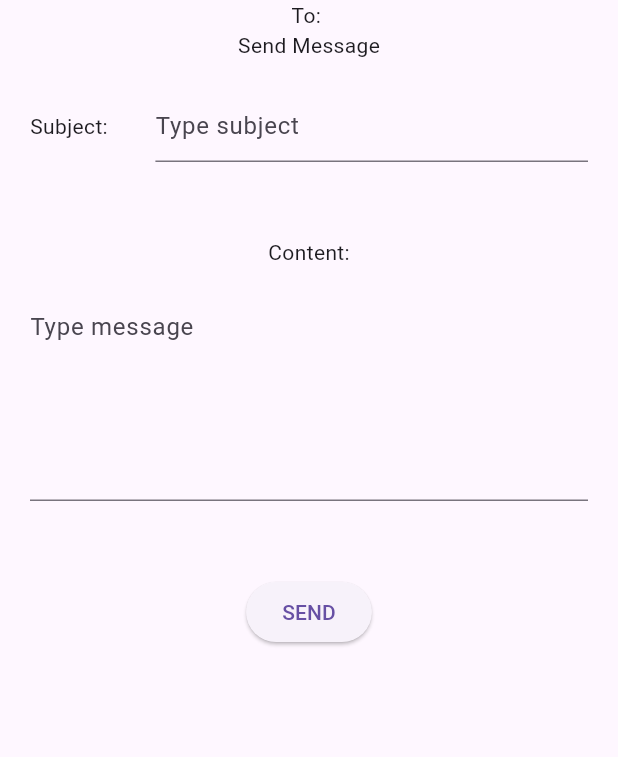
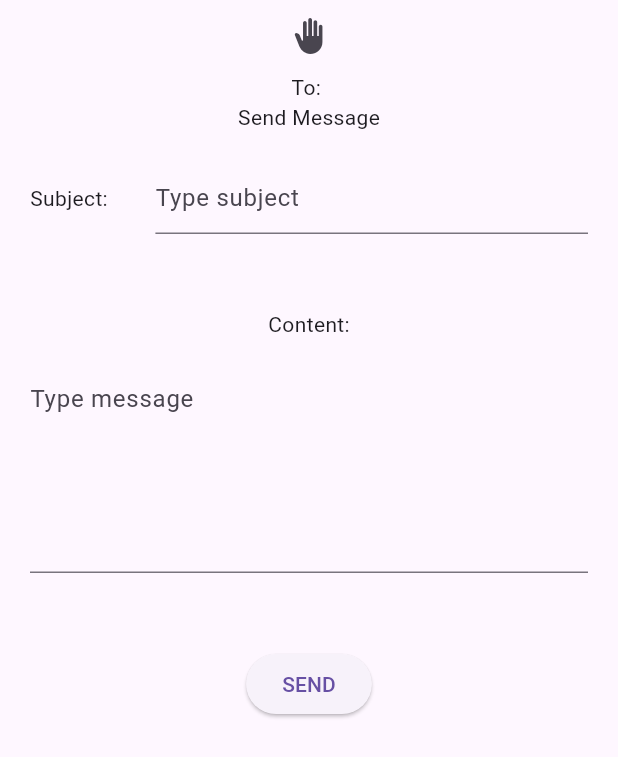
Before and after one commit to motyliar/social_app, a Flutter app: the MessagePage screen opened directly with empty values, on a phone screen of 412 x 824 dp. Shown: the top 757 px of the screen. Run offline on Flutter 3.47's test engine with Material 3 defaults, Android fonts, the phone set to English and light mode, and no system bars; our stand-ins replace bloc, connectivity_plus, dartz, equatable, firebase_auth, firebase_core and 6 more; accounts and stored records are empty; generated files the repository leaves out were written again; network calls fail.

```diff
--- a/lib/core/constans/url_constans.dart
+++ b/lib/core/constans/url_constans.dart
@@ -13,7 +13,7 @@ class AppUrl {
   static const String deleteAction = 'delete/';
   static const String addAction = 'add/';
   static const String searchAction = 'search/';
-  static const String messageendPoint = '/message';
+  static const String messageendPoint = 'message/';
   static const String sendMessage = 'sendMessage/';
   static String authApi(String authDirection) => '$backendUrl$authDirection';
 
--- a/lib/core/utils/helpers/params.dart
+++ b/lib/core/utils/helpers/params.dart
@@ -52,4 +52,8 @@ class MessageUserDetails {
   final String senderId;
   final String recipientName;
   final String recipientId;
+
+  @override
+  toString() =>
+      "senderName: $senderName\n senderId: $senderId\n recipientName: $recipientName\n reciientId $recipientId";
 }
--- a/lib/data/message/datasources/remote/message_remote_datasources.dart
+++ b/lib/data/message/datasources/remote/message_remote_datasources.dart
@@ -20,7 +20,7 @@ class MessageRemoteDataSourcesImpl extends MessageRemoteDataSources {
     final response = await client.post(Uri.parse(AppUrl.sendMessageUrl()),
         body: jsonEncode(AppUrl.messageMap(message)),
         headers: AppUrl.contentHeaders);
-
+    print(response.body);
     if (response.statusCode == 200) {
       return Right(jsonDecode(response.body)['message'] as String);
     } else if (response.statusCode == 404) {
--- a/lib/presentation/friends/view/friends_page.dart
+++ b/lib/presentation/friends/view/friends_page.dart
@@ -199,8 +199,7 @@ class FriendsPage extends StatelessWidget {
                                                   recipientName: blocstate
                                                       .friends[index].userName,
                                                   recipientId: blocstate
-                                                      .friends[index]
-                                                      .userName));
+                                                      .friends[index].id));
                                         },
                                         icon: Icon(Icons.mail))
                                   ],
--- a/lib/presentation/message/view/message_page.dart
+++ b/lib/presentation/message/view/message_page.dart
@@ -22,11 +22,15 @@ class MessagePage extends StatelessWidget {
   @override
   Widget build(BuildContext context) {
     final _messageKey = GlobalKey<FormState>();
+    print(details.toString());
     return Scaffold(
       body: SafeArea(
           child: SingleChildScrollView(
         child: Column(
           children: [
+            IconButton(
+                onPressed: () => Navigator.pop(context),
+                icon: Icon(Icons.back_hand)),
             Text('To: ${details.recipientName}'),
             Text('Send Message'),
             Form(
@@ -77,6 +81,7 @@ class MessagePage extends StatelessWidget {
                                         from: details.senderId,
                                         subject: _subjectController.text,
                                         content: _contentController.text)));
+                              print(state);
                             },
                             child: Text('SEND'));
                       },
```
